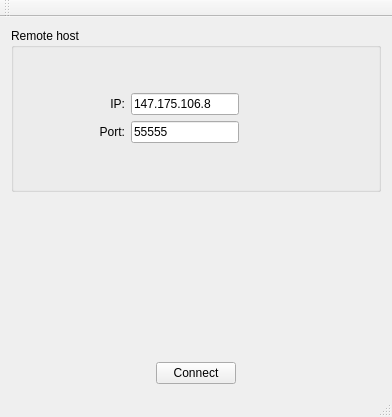
The window that client.ui (pavolmarak/fingerprint-client-gui-qt) describes before a commit, drawn with Qt 5.
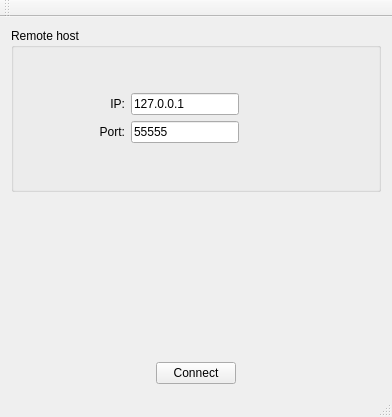
The same window after the commit.

Diff of the .ui file:
```diff
--- a/client.ui
+++ b/client.ui
@@ -67,7 +67,7 @@
                 </sizepolicy>
                </property>
                <property name="text">
-                <string>147.175.106.8</string>
+                <string>127.0.0.1</string>
                </property>
                <property name="placeholderText">
                 <string>147.175.106.8</string>
```
